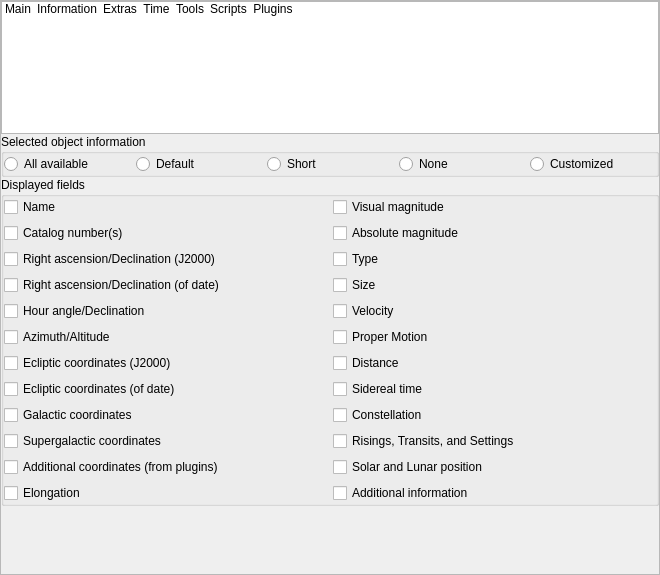
Before: the Qt Designer form src/gui/configurationDialog.ui in Stellarium/stellarium, drawn with Qt 5.
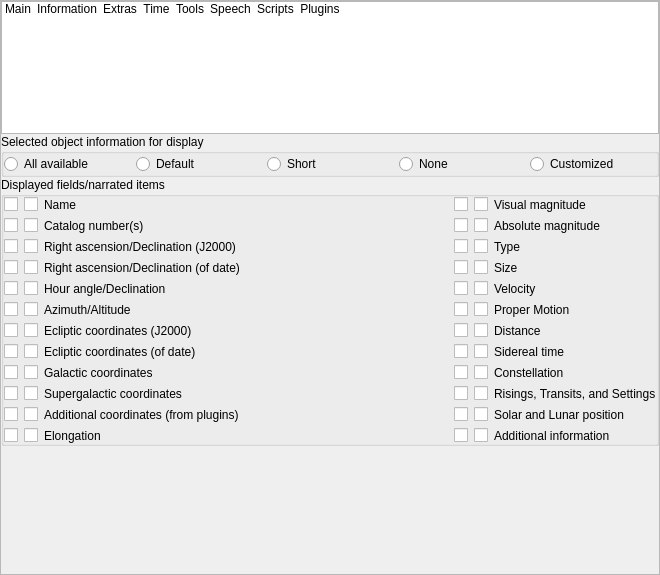
After: the same form once the commit is applied. The open tabs and pages were chosen to show the change. Icons and pictures are not drawn. Custom widgets are drawn as their Qt base class.

Commit message: GUI changes (Speech config)

What changed in the file:
```diff
--- a/src/gui/configurationDialog.ui
+++ b/src/gui/configurationDialog.ui
@@ -159,6 +159,17 @@
           </iconset>
          </property>
         </item>
+        <item>
+         <property name="text">
+          <string>Speech</string>
+         </property>
+         <property name="icon">
+          <iconset>
+           <normalon>:/graphicGui/tabTools.png</normalon>
+           <selectedon>:/graphicGui/tabTools-selected.png</selectedon>
+          </iconset>
+         </property>
+        </item>
         <item>
          <property name="text">
           <string>Scripts</string>
@@ -558,7 +569,7 @@
              </sizepolicy>
             </property>
             <property name="title">
-             <string>Selected object information</string>
+             <string>Selected object information for display</string>
             </property>
             <layout class="QGridLayout" name="gridLayoutSelectedObjInfo">
              <property name="leftMargin">
@@ -635,7 +646,7 @@
              </sizepolicy>
             </property>
             <property name="title">
-             <string>Displayed fields</string>
+             <string>Displayed fields/narrated items</string>
             </property>
             <layout class="QGridLayout" name="gridLayoutDisplayedFields">
              <property name="leftMargin">
@@ -650,24 +661,206 @@
              <property name="bottomMargin">
               <number>0</number>
              </property>
-             <item row="5" column="0">
+             <item row="0" column="0">
+              <widget class="QCheckBox" name="checkBoxName">
+               <property name="text">
+                <string/>
+               </property>
+               <attribute name="buttonGroup">
+                <string notr="true">buttonGroupDisplayedFields</string>
+               </attribute>
+              </widget>
+             </item>
+             <item row="0" column="1">
+              <widget class="QCheckBox" name="checkBoxName_Narrate"/>
+             </item>
+             <item row="0" column="2">
+              <widget class="QLabel" name="label_infoName">
+               <property name="text">
+                <string>Name</string>
+               </property>
+              </widget>
+             </item>
+             <item row="1" column="0">
+              <widget class="QCheckBox" name="checkBoxCatalogNumbers">
+               <property name="text">
+                <string/>
+               </property>
+               <attribute name="buttonGroup">
+                <string notr="true">buttonGroupDisplayedFields</string>
+               </attribute>
+              </widget>
+             </item>
+             <item row="1" column="1">
+              <widget class="QCheckBox" name="checkBoxCatalogNumbers_Narrate"/>
+             </item>
+             <item row="1" column="2">
+              <widget class="QLabel" name="label_infoCat">
+               <property name="text">
+                <string>Catalog number(s)</string>
+               </property>
+              </widget>
+             </item>
+             <item row="2" column="0">
+              <widget class="QCheckBox" name="checkBoxRaDecJ2000">
+               <property name="toolTip">
+                <string>Equatorial coordinates, equinox of J2000.0</string>
+               </property>
+               <property name="text">
+                <string/>
+               </property>
+               <attribute name="buttonGroup">
+                <string notr="true">buttonGroupDisplayedFields</string>
+               </attribute>
+              </widget>
+             </item>
+             <item row="2" column="1">
+              <widget class="QCheckBox" name="checkBoxRaDecJ2000_Narrate">
+               <property name="toolTip">
+                <string>Equatorial coordinates, equinox of J2000.0</string>
+               </property>
+              </widget>
+             </item>
+             <item row="2" column="2">
+              <widget class="QLabel" name="label_infoRaDec2000">
+               <property name="text">
+                <string>Right ascension/Declination (J2000)</string>
+               </property>
+              </widget>
+             </item>
+             <item row="3" column="0">
+              <widget class="QCheckBox" name="checkBoxRaDecOfDate">
+               <property name="toolTip">
+                <string comment="right ascension">Equatorial coordinates, equinox of date</string>
+               </property>
+               <property name="text">
+                <string/>
+               </property>
+               <attribute name="buttonGroup">
+                <string notr="true">buttonGroupDisplayedFields</string>
+               </attribute>
+              </widget>
+             </item>
+             <item row="3" column="1">
+              <widget class="QCheckBox" name="checkBoxRaDecOfDate_Narrate">
+               <property name="toolTip">
+                <string comment="right ascension">Equatorial coordinates, equinox of date</string>
+               </property>
+               <attribute name="buttonGroup">
+                <string notr="true">buttonGroupDisplayedFields</string>
+               </attribute>
+              </widget>
+             </item>
+             <item row="3" column="2">
+              <widget class="QLabel" name="label_infoRaDec">
+               <property name="text">
+                <string>Right ascension/Declination (of date)</string>
+               </property>
+              </widget>
+             </item>
+             <item row="4" column="0">
               <widget class="QCheckBox" name="checkBoxHourAngle">
                <property name="toolTip">
                 <string comment="hour angle">Equatorial coordinates, equinox of date</string>
                </property>
                <property name="text">
+                <string/>
+               </property>
+               <attribute name="buttonGroup">
+                <string notr="true">buttonGroupDisplayedFields</string>
+               </attribute>
+              </widget>
+             </item>
+             <item row="4" column="1">
+              <widget class="QCheckBox" name="checkBoxHourAngle_Narrate">
+               <property name="toolTip">
+                <string comment="hour angle">Equatorial coordinates, equinox of date</string>
+               </property>
+              </widget>
+             </item>
+             <item row="4" column="2">
+              <widget class="QLabel" name="label_infoHADec">
+               <property name="text">
                 <string>Hour angle/Declination</string>
                </property>
+              </widget>
+             </item>
+             <item row="5" column="0">
+              <widget class="QCheckBox" name="checkBoxAltAz">
+               <property name="toolTip">
+                <string/>
+               </property>
+               <property name="text">
+                <string/>
+               </property>
                <attribute name="buttonGroup">
                 <string notr="true">buttonGroupDisplayedFields</string>
                </attribute>
               </widget>
              </item>
-             <item row="8" column="0">
+             <item row="5" column="1">
+              <widget class="QCheckBox" name="checkBoxAltAz_Narrate">
+               <property name="toolTip">
+                <string>Horizontal coordinates</string>
+               </property>
+              </widget>
+             </item>
+             <item row="5" column="2">
+              <widget class="QLabel" name="label_infoAltAz">
+               <property name="text">
+                <string>Azimuth/Altitude</string>
+               </property>
+              </widget>
+             </item>
+             <item row="6" column="0">
+              <widget class="QCheckBox" name="checkBoxEclipticCoordsJ2000">
+               <property name="toolTip">
+                <string>Ecliptic coordinates, equinox J2000.0</string>
+               </property>
+               <property name="text">
+                <string/>
+               </property>
+               <attribute name="buttonGroup">
+                <string notr="true">buttonGroupDisplayedFields</string>
+               </attribute>
+              </widget>
+             </item>
+             <item row="6" column="1">
+              <widget class="QCheckBox" name="checkBoxEclipticCoordsJ2000_Narrate">
+               <property name="toolTip">
+                <string>Ecliptic coordinates, equinox J2000.0</string>
+               </property>
+              </widget>
+             </item>
+             <item row="6" column="2">
+              <widget class="QLabel" name="label_infoEcl2000">
+               <property name="text">
+                <string>Ecliptic coordinates (J2000)</string>
+               </property>
+              </widget>
+             </item>
+             <item row="7" column="0">
               <widget class="QCheckBox" name="checkBoxEclipticCoordsOfDate">
                <property name="toolTip">
+                <string/>
+               </property>
+               <property name="text">
+                <string/>
+               </property>
+               <attribute name="buttonGroup">
+                <string notr="true">buttonGroupDisplayedFields</string>
+               </attribute>
+              </widget>
+             </item>
+             <item row="7" column="1">
+              <widget class="QCheckBox" name="checkBoxEclipticCoordsOfDate_Narrate">
+               <property name="toolTip">
                 <string>Ecliptic coordinates, equinox of date (only for Earth)</string>
                </property>
+              </widget>
+             </item>
+             <item row="7" column="2">
+              <widget class="QLabel" name="label_infoEcl">
                <property name="text">
                 <string>Ecliptic coordinates (of date)</string>
                </property>
@@ -676,65 +869,219 @@
                </attribute>
               </widget>
              </item>
-             <item row="3" column="0">
-              <widget class="QCheckBox" name="checkBoxRaDecJ2000">
-               <property name="toolTip">
-                <string>Equatorial coordinates, equinox of J2000.0</string>
-               </property>
+             <item row="8" column="0">
+              <widget class="QCheckBox" name="checkBoxGalacticCoordinates">
                <property name="text">
-                <string>Right ascension/Declination (J2000)</string>
+                <string/>
                </property>
                <attribute name="buttonGroup">
                 <string notr="true">buttonGroupDisplayedFields</string>
                </attribute>
               </widget>
              </item>
-             <item row="1" column="1">
-              <widget class="QCheckBox" name="checkBoxAbsoluteMag">
+             <item row="8" column="1">
+              <widget class="QCheckBox" name="checkBoxGalacticCoordinates_Narrate"/>
+             </item>
+             <item row="8" column="2">
+              <widget class="QLabel" name="label_infoGalCoords">
                <property name="text">
-                <string>Absolute magnitude</string>
+                <string>Galactic coordinates</string>
                </property>
                <attribute name="buttonGroup">
                 <string notr="true">buttonGroupDisplayedFields</string>
                </attribute>
               </widget>
              </item>
-             <item row="11" column="0">
+             <item row="9" column="0">
               <widget class="QCheckBox" name="checkBoxSupergalacticCoordinates">
                <property name="text">
+                <string/>
+               </property>
+               <attribute name="buttonGroup">
+                <string notr="true">buttonGroupDisplayedFields</string>
+               </attribute>
+              </widget>
+             </item>
+             <item row="9" column="1">
+              <widget class="QCheckBox" name="checkBoxSupergalacticCoordinates_Narrate"/>
+             </item>
+             <item row="9" column="2">
+              <widget class="QLabel" name="label_infoSGalCoords">
+               <property name="text">
                 <string>Supergalactic coordinates</string>
                </property>
+              </widget>
+             </item>
+             <item row="10" column="0">
+              <widget class="QCheckBox" name="checkBoxOtherCoords">
+               <property name="text">
+                <string/>
+               </property>
                <attribute name="buttonGroup">
                 <string notr="true">buttonGroupDisplayedFields</string>
                </attribute>
               </widget>
              </item>
-             <item row="7" column="0">
-              <widget class="QCheckBox" name="checkBoxEclipticCoordsJ2000">
+             <item row="10" column="1">
+              <widget class="QCheckBox" name="checkBoxOtherCoords_Narrate"/>
+             </item>
+             <item row="10" column="2">
+              <widget class="QLabel" name="label_infoOtherCoords">
+               <property name="text">
+                <string>Additional coordinates (from plugins)</string>
+               </property>
+              </widget>
+             </item>
+             <item row="11" column="0">
+              <widget class="QCheckBox" name="checkBoxElongation">
                <property name="toolTip">
                 <string>Ecliptic coordinates, equinox J2000.0</string>
                </property>
                <property name="text">
-                <string>Ecliptic coordinates (J2000)</string>
+                <string/>
                </property>
                <attribute name="buttonGroup">
                 <string notr="true">buttonGroupDisplayedFields</string>
                </attribute>
               </widget>
              </item>
-             <item row="7" column="1">
-              <widget class="QCheckBox" name="checkBoxDistance">
+             <item row="11" column="1">
+              <widget class="QCheckBox" name="checkBoxElongation_Narrate">
+               <property name="toolTip">
+                <string>Elongation and phase angle</string>
+               </property>
+              </widget>
+             </item>
+             <item row="11" column="2">
+              <widget class="QLabel" name="label_infoElongation">
                <property name="text">
-                <string>Distance</string>
+                <string>Elongation</string>
                </property>
+              </widget>
+             </item>
+             <item row="0" column="3">
+              <spacer name="horizontalSpacer_info">
+               <property name="orientation">
+                <enum>Qt::Horizontal</enum>
+               </property>
+               <property name="sizeHint" stdset="0">
+                <size>
+                 <width>60</width>
+                 <height>0</height>
+                </size>
+               </property>
+              </spacer>
+             </item>
+             <item row="0" column="4">
+              <widget class="QCheckBox" name="checkBoxVisualMag">
+               <property name="text">
+                <string/>
+               </property>
                <attribute name="buttonGroup">
                 <string notr="true">buttonGroupDisplayedFields</string>
                </attribute>
               </widget>
              </item>
-             <item row="5" column="1">
+             <item row="0" column="5">
+              <widget class="QCheckBox" name="checkBoxVisualMag_Narrate"/>
+             </item>
+             <item row="0" column="6">
+              <widget class="QLabel" name="label_infoVisualMag">
+               <property name="text">
+                <string>Visual magnitude</string>
+               </property>
+              </widget>
+             </item>
+             <item row="1" column="4">
+              <widget class="QCheckBox" name="checkBoxAbsoluteMag">
+               <property name="text">
+                <string/>
+               </property>
+               <attribute name="buttonGroup">
+                <string notr="true">buttonGroupDisplayedFields</string>
+               </attribute>
+              </widget>
+             </item>
+             <item row="1" column="5">
+              <widget class="QCheckBox" name="checkBoxAbsoluteMag_Narrate"/>
+             </item>
+             <item row="1" column="6">
+              <widget class="QLabel" name="label_infoAbsoluteMag">
+               <property name="text">
+                <string>Absolute magnitude</string>
+               </property>
+              </widget>
+             </item>
+             <item row="2" column="4">
+              <widget class="QCheckBox" name="checkBoxType">
+               <property name="toolTip">
+                <string>The type of the object (star, planet, etc.)</string>
+               </property>
+               <property name="text">
+                <string/>
+               </property>
+               <attribute name="buttonGroup">
+                <string notr="true">buttonGroupDisplayedFields</string>
+               </attribute>
+              </widget>
+             </item>
+             <item row="2" column="5">
+              <widget class="QCheckBox" name="checkBoxType_Narrate">
+               <property name="toolTip">
+                <string>The type of the object (star, planet, etc.)</string>
+               </property>
+              </widget>
+             </item>
+             <item row="2" column="6">
+              <widget class="QLabel" name="label_infoType">
+               <property name="text">
+                <string>Type</string>
+               </property>
+              </widget>
+             </item>
+             <item row="3" column="4">
+              <widget class="QCheckBox" name="checkBoxSize">
+               <property name="toolTip">
+                <string>Angular or physical size</string>
+               </property>
+               <property name="text">
+                <string/>
+               </property>
+               <attribute name="buttonGroup">
+                <string notr="true">buttonGroupDisplayedFields</string>
+               </attribute>
+              </widget>
+             </item>
+             <item row="3" column="5">
+              <widget class="QCheckBox" name="checkBoxSize_Narrate">
+               <property name="toolTip">
+                <string>Angular or physical size</string>
+               </property>
+              </widget>
+             </item>
+             <item row="3" column="6">
+              <widget class="QLabel" name="label_infoSize">
+               <property name="text">
+                <string>Size</string>
+               </property>
+              </widget>
+             </item>
+             <item row="4" column="4">
               <widget class="QCheckBox" name="checkBoxVelocity">
                <property name="text">
+                <string/>
+               </property>
+               <attribute name="buttonGroup">
+                <string notr="true">buttonGroupDisplayedFields</string>
+               </attribute>
+              </widget>
+             </item>
+             <item row="4" column="5">
+              <widget class="QCheckBox" name="checkBoxVelocity_Narrate"/>
+             </item>
+             <item row="4" column="6">
+              <widget class="QLabel" name="label_infoVelocity">
+               <property name="text">
                 <string>Velocity</string>
                </property>
                <attribute name="buttonGroup">
@@ -742,35 +1089,29 @@
                </attribute>
               </widget>
              </item>
-             <item row="4" column="0">
-              <widget class="QCheckBox" name="checkBoxRaDecOfDate">
-               <property name="toolTip">
-                <string comment="right ascension">Equatorial coordinates, equinox of date</string>
-               </property>
-               <property name="text">
-                <string>Right ascension/Declination (of date)</string>
-               </property>
-               <attribute name="buttonGroup">
-                <string notr="true">buttonGroupDisplayedFields</string>
-               </attribute>
-              </widget>
-             </item>
-             <item row="8" column="1">
-              <widget class="QCheckBox" name="checkBoxSiderealTime">
-               <property name="text">
-                <string>Sidereal time</string>
-               </property>
-               <attribute name="buttonGroup">
-                <string notr="true">buttonGroupDisplayedFields</string>
-               </attribute>
-              </widget>
-             </item>
-             <item row="6" column="1">
+             <item row="5" column="4">
               <widget class="QCheckBox" name="checkBoxProperMotion">
                <property name="toolTip">
                 <string/>
                </property>
                <property name="text">
+                <string/>
+               </property>
+               <attribute name="buttonGroup">
+                <string notr="true">buttonGroupDisplayedFields</string>
+               </attribute>
+              </widget>
+             </item>
+             <item row="5" column="5">
+              <widget class="QCheckBox" name="checkBoxProperMotion_Narrate">
+               <property name="toolTip">
+                <string/>
+               </property>
+              </widget>
+             </item>
+             <item row="5" column="6">
+              <widget class="QLabel" name="label_infoProperMotion">
+               <property name="text">
                 <string>Proper Motion</string>
                </property>
                <attribute name="buttonGroup">
@@ -778,58 +1119,75 @@
                </attribute>
               </widget>
              </item>
-             <item row="9" column="0">
-              <widget class="QCheckBox" name="checkBoxGalacticCoordinates">
+             <item row="6" column="4">
+              <widget class="QCheckBox" name="checkBoxDistance">
                <property name="text">
-                <string>Galactic coordinates</string>
+                <string/>
                </property>
                <attribute name="buttonGroup">
                 <string notr="true">buttonGroupDisplayedFields</string>
                </attribute>
               </widget>
              </item>
-             <item row="3" column="1">
-              <widget class="QCheckBox" name="checkBoxType">
-               <property name="toolTip">
-                <string>The type of the object (star, planet, etc.)</string>
-               </property>
+             <item row="6" column="5">
+              <widget class="QCheckBox" name="checkBoxDistance_Narrate"/>
+             </item>
+             <item row="6" column="6">
+              <widget class="QLabel" name="label_infoDistance">
                <property name="text">
-                <string>Type</string>
+                <string>Distance</string>
                </property>
                <attribute name="buttonGroup">
                 <string notr="true">buttonGroupDisplayedFields</string>
                </attribute>
               </widget>
              </item>
-             <item row="12" column="0">
-              <widget class="QCheckBox" name="checkBoxOtherCoords">
+             <item row="7" column="4">
+              <widget class="QCheckBox" name="checkBoxSiderealTime">
                <property name="text">
-                <string>Additional coordinates (from plugins)</string>
+                <string/>
                </property>
                <attribute name="buttonGroup">
                 <string notr="true">buttonGroupDisplayedFields</string>
                </attribute>
               </widget>
              </item>
-             <item row="11" column="1">
-              <widget class="QCheckBox" name="checkBoxRTSTime">
-               <property name="toolTip">
-                <string/>
-               </property>
+             <item row="7" column="5">
+              <widget class="QCheckBox" name="checkBoxSiderealTime_Narrate"/>
+             </item>
+             <item row="7" column="6">
+              <widget class="QLabel" name="label_infoSiderealTime">
                <property name="text">
-                <string>Risings, Transits, and Settings</string>
+                <string>Sidereal time</string>
                </property>
                <attribute name="buttonGroup">
                 <string notr="true">buttonGroupDisplayedFields</string>
                </attribute>
               </widget>
              </item>
-             <item row="9" column="1">
+             <item row="8" column="4">
               <widget class="QCheckBox" name="checkBoxConstellation">
                <property name="toolTip">
                 <string>3-letter IAU constellation abbreviation</string>
                </property>
                <property name="text">
+                <string/>
+               </property>
+               <attribute name="buttonGroup">
+                <string notr="true">buttonGroupDisplayedFields</string>
+               </attribute>
+              </widget>
+             </item>
+             <item row="8" column="5">
+              <widget class="QCheckBox" name="checkBoxConstellation_Narrate">
+               <property name="toolTip">
+                <string>Voice output of constellation</string>
+               </property>
+              </widget>
+             </item>
+             <item row="8" column="6">
+              <widget class="QLabel" name="label_infoConstellation">
+               <property name="text">
                 <string>Constellation</string>
                </property>
                <attribute name="buttonGroup">
@@ -837,101 +1195,86 @@
                </attribute>
               </widget>
              </item>
-             <item row="4" column="1">
-              <widget class="QCheckBox" name="checkBoxSize">
+             <item row="9" column="4">
+              <widget class="QCheckBox" name="checkBoxRTSTime">
                <property name="toolTip">
                 <string>Angular or physical size</string>
                </property>
                <property name="text">
-                <string>Size</string>
+                <string/>
                </property>
                <attribute name="buttonGroup">
                 <string notr="true">buttonGroupDisplayedFields</string>
                </attribute>
               </widget>
              </item>
-             <item row="0" column="1">
-              <widget class="QCheckBox" name="checkBoxVisualMag">
-               <property name="text">
-                <string>Visual magnitude</string>
-               </property>
-               <attribute name="buttonGroup">
-                <string notr="true">buttonGroupDisplayedFields</string>
-               </attribute>
-              </widget>
+             <item row="9" column="5">
+              <widget class="QCheckBox" name="checkBoxRTSTime_Narrate"/>
              </item>
-             <item row="6" column="0">
-              <widget class="QCheckBox" name="checkBoxAltAz">
-               <property name="toolTip">
-                <string>Horizontal coordinates</string>
-               </property>
+             <item row="9" column="6">
+              <widget class="QLabel" name="label_infoRTS">
                <property name="text">
-                <string>Azimuth/Altitude</string>
+                <string>Risings, Transits, and Settings</string>
                </property>
                <attribute name="buttonGroup">
                 <string notr="true">buttonGroupDisplayedFields</string>
                </attribute>
               </widget>
              </item>
-             <item row="1" column="0">
-              <widget class="QCheckBox" name="checkBoxCatalogNumbers">
-               <property name="text">
-                <string>Catalog number(s)</string>
-               </property>
-               <attribute name="buttonGroup">
-                <string notr="true">buttonGroupDisplayedFields</string>
-               </attribute>
-              </widget>
-             </item>
-             <item row="0" column="0">
-              <widget class="QCheckBox" name="checkBoxName">
-               <property name="text">
-                <string>Name</string>
-               </property>
-               <attribute name="buttonGroup">
-                <string notr="true">buttonGroupDisplayedFields</string>
-               </attribute>
-              </widget>
-             </item>
-             <item row="13" column="0">
-              <widget class="QCheckBox" name="checkBoxElongation">
-               <property name="toolTip">
-                <string>Elongation and phase angle</string>
-               </property>
-               <property name="text">
-                <string>Elongation</string>
-               </property>
-               <attribute name="buttonGroup">
-                <string notr="true">buttonGroupDisplayedFields</string>
-               </attribute>
-              </widget>
-             </item>
-             <item row="13" column="1">
-              <widget class="QCheckBox" name="checkBoxExtra">
-               <property name="toolTip">
-                <string>Spectral class, nebula type, etc.</string>
-               </property>
-               <property name="text">
-                <string>Additional information</string>
-               </property>
-               <attribute name="buttonGroup">
-                <string notr="true">buttonGroupDisplayedFields</string>
-               </attribute>
-              </widget>
-             </item>
-             <item row="12" column="1">
+             <item row="10" column="4">
               <widget class="QCheckBox" name="checkBoxSolarLunarPosition">
                <property name="toolTip">
                 <string>Show Solar and Lunar positions if observed from Earth</string>
                </property>
                <property name="text">
+                <string/>
+               </property>
+               <attribute name="buttonGroup">
+                <string notr="true">buttonGroupDisplayedFields</string>
+               </attribute>
+              </widget>
+             </item>
+             <item row="10" column="5">
+              <widget class="QCheckBox" name="checkBoxSolarLunarPosition_Narrate">
+               <property name="toolTip">
+                <string>Voice output of Solar and Lunar positions if observed from Earth</string>
+               </property>
+              </widget>
+             </item>
+             <item row="10" column="6">
+              <widget class="QLabel" name="label_infoSolarLunarPosition">
+               <property name="text">
                 <string>Solar and Lunar position</string>
                </property>
+              </widget>
+             </item>
+             <item row="11" column="4">
+              <widget class="QCheckBox" name="checkBoxExtra">
+               <property name="toolTip">
+                <string>Spectral class, nebula type, etc.</string>
+               </property>
+               <property name="text">
+                <string/>
+               </property>
                <attribute name="buttonGroup">
                 <string notr="true">buttonGroupDisplayedFields</string>
                </attribute>
               </widget>
              </item>
+             <item row="11" column="5">
+              <widget class="QCheckBox" name="checkBoxExtra_Narrate">
+               <property name="toolTip">
+                <string>Spectral class, nebula type, etc.</string>
+               </property>
+              </widget>
+             </item>
+             <item row="11" column="6">
+              <widget class="QLabel" name="label_infoExtra">
+               <property name="text">
+                <string>Additional information</string>
+               </property>
+              </widget>
+             </item>
             </layout>
            </widget>
           </item>
```
Left out of the diff: 252 changed lines with no effect on the pictures. The commit also changes 1 other file.
